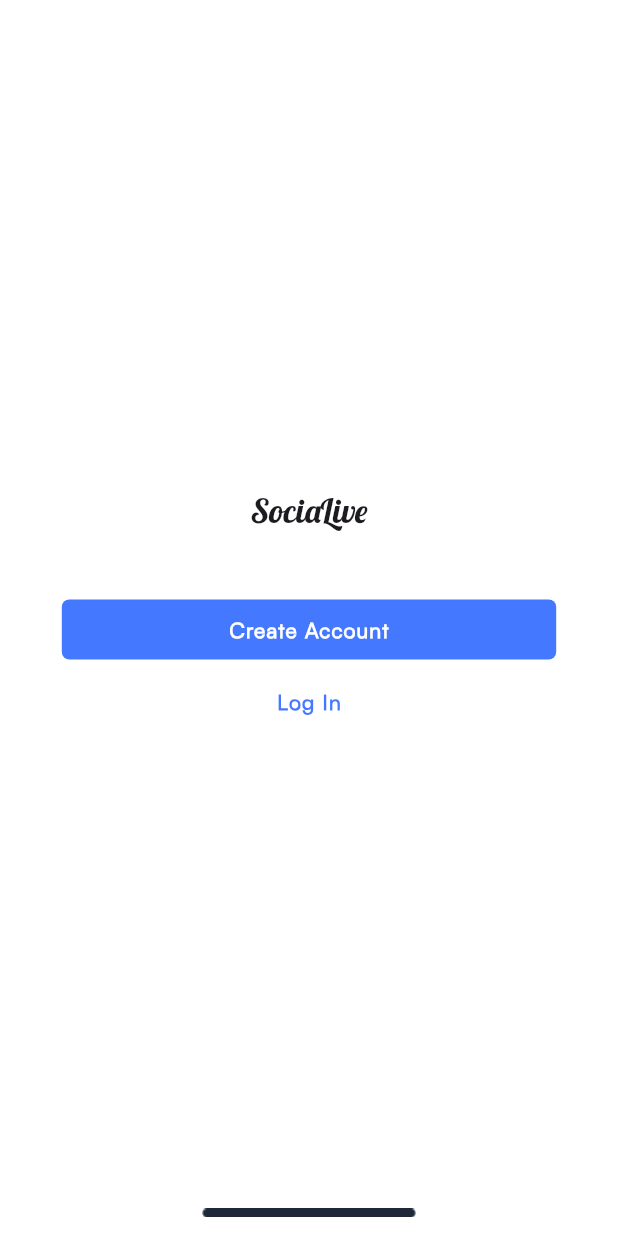
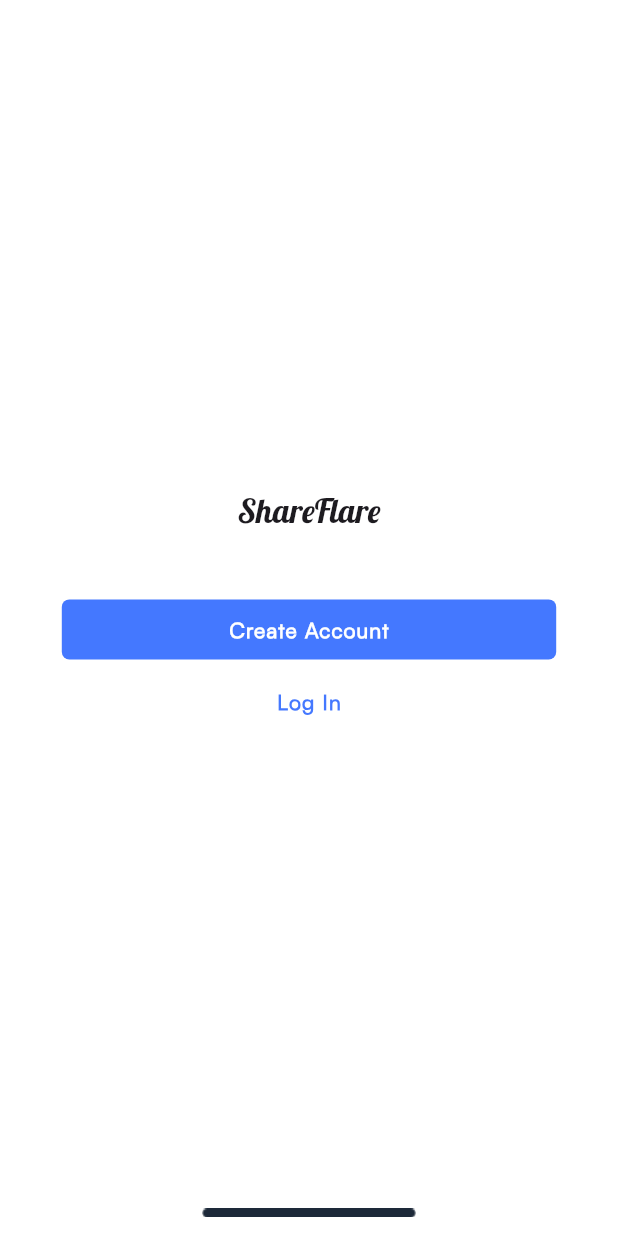
Before and after one commit to mohammadrezaulalam/share-flare, a Flutter app: the screen it shows after launch, on a phone screen of 412 x 824 dp. Run offline on Flutter 3.47's test engine with Material 3 defaults, Android fonts, the phone set to English and light mode, and no system bars; our stand-ins replace firebase_core, get, iconsax; accounts and stored records are empty.

Commit message:
home page title font design change

```diff
--- a/lib/presentation/ui/screens/home_page.dart
+++ b/lib/presentation/ui/screens/home_page.dart
@@ -47,8 +47,8 @@ class _HomePageState extends State<HomePage> {
             SFAssetsPath.personPNG,
           ),
         ),
-        title: const Text("Share Flare"),
-        // title: AppTitle(),
+
+        title: AppTitle(),
         centerTitle: true,
         actions: [
           Container(
--- a/lib/presentation/ui/widgets/app_title.dart
+++ b/lib/presentation/ui/widgets/app_title.dart
@@ -5,7 +5,7 @@ class AppTitle extends StatelessWidget {
   @override
   Widget build(BuildContext context) {
     return Text(
-      'SociaLive',
+      'ShareFlare',
       style: Theme.of(context).textTheme.titleLarge?.copyWith(
         fontFamily: 'Lobster',
         fontWeight: FontWeight.w500,
```
